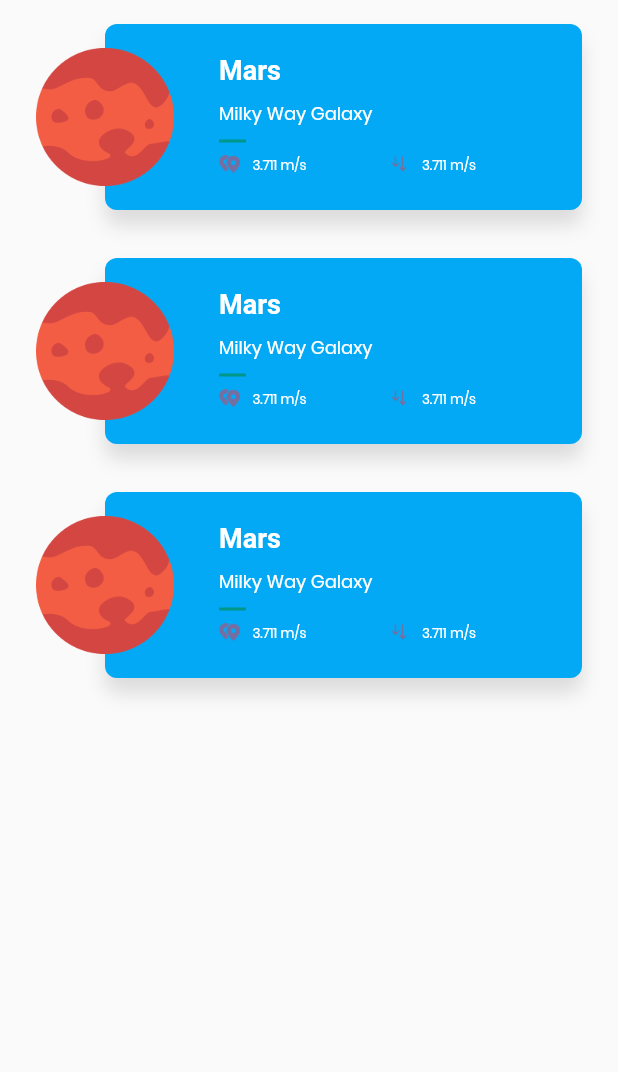
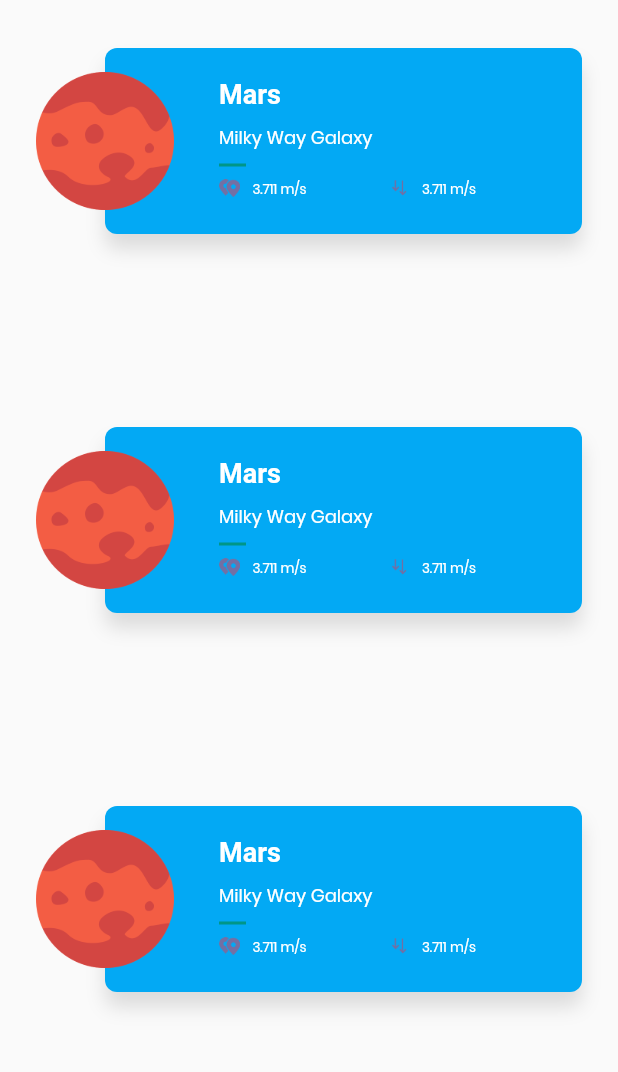
Before and after one commit to dibyanugraha/Flutter-Planet, a Flutter app: the screen it shows after launch, on a phone screen of 412 x 824 dp, the part 99-1171 px from its top. Run offline on Flutter 3.47's test engine with Material 2 defaults, Android fonts, the phone set to English and light mode, and no system bars.

Commit message:
Switch view to ListView.builder

```diff
--- a/lib/views/home/PlanetHomeBody.dart
+++ b/lib/views/home/PlanetHomeBody.dart
@@ -2,9 +2,14 @@ import 'package:flutter/material.dart';
 import 'package:planet/views/home/PlanetRow.dart';
 import 'package:planet/data/PlanetData.dart';
 
-class PlanetHomeBody extends StatelessWidget{
+class PlanetHomeBody extends StatelessWidget {
   @override
   Widget build(BuildContext context) {
-      return new PlanetRow(planets[0]);
-    }
+    return new Expanded(
+        child: new ListView.builder(
+      itemBuilder: (context, index) => new PlanetRow(planets[index]),
+      itemCount: planets.length,
+      padding: new EdgeInsets.symmetric(vertical: 16),
+    ));
+  }
 }
```
